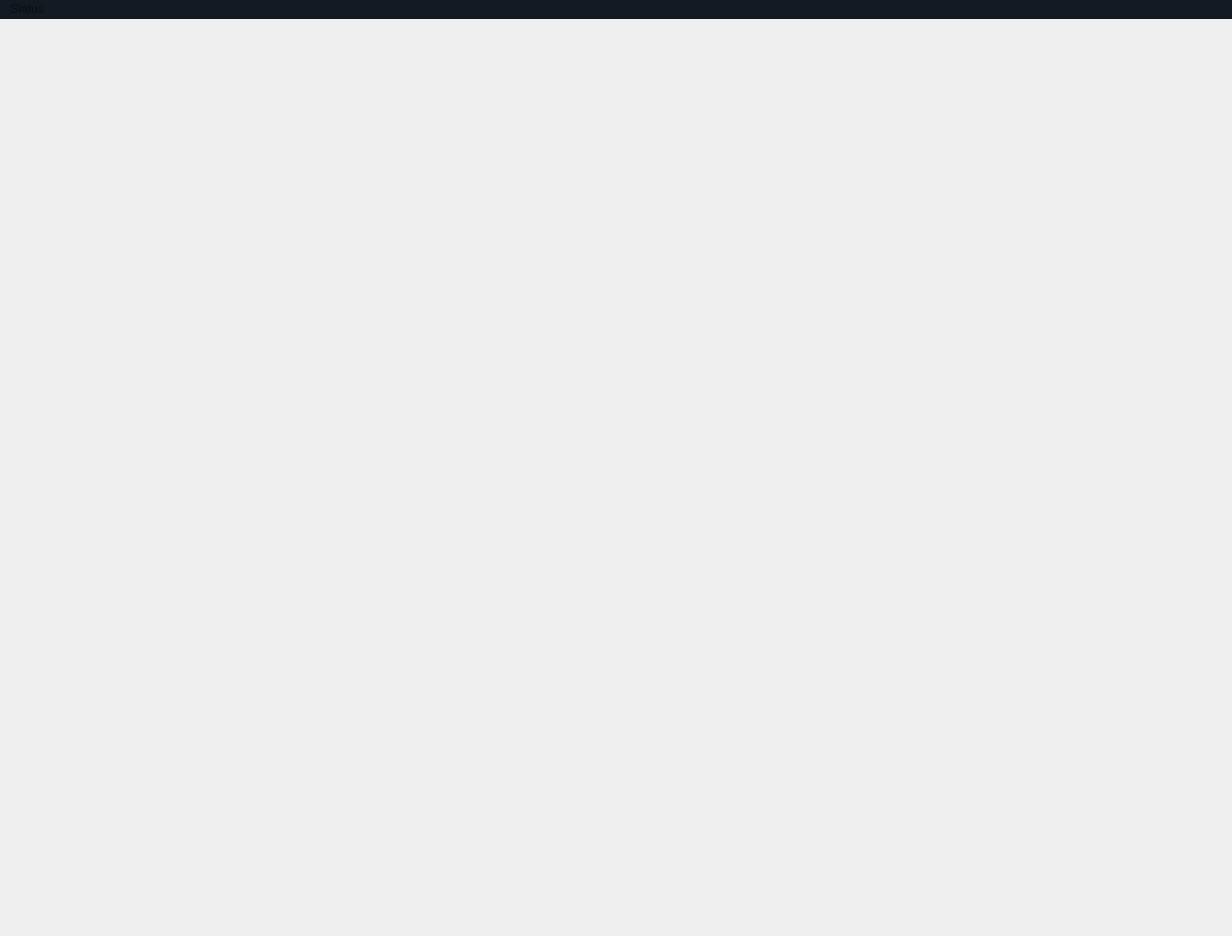
Old version of the form CppFun/KaijuFight/untitled/mainwindow.ui in the repository pdoriadev/CppFun.
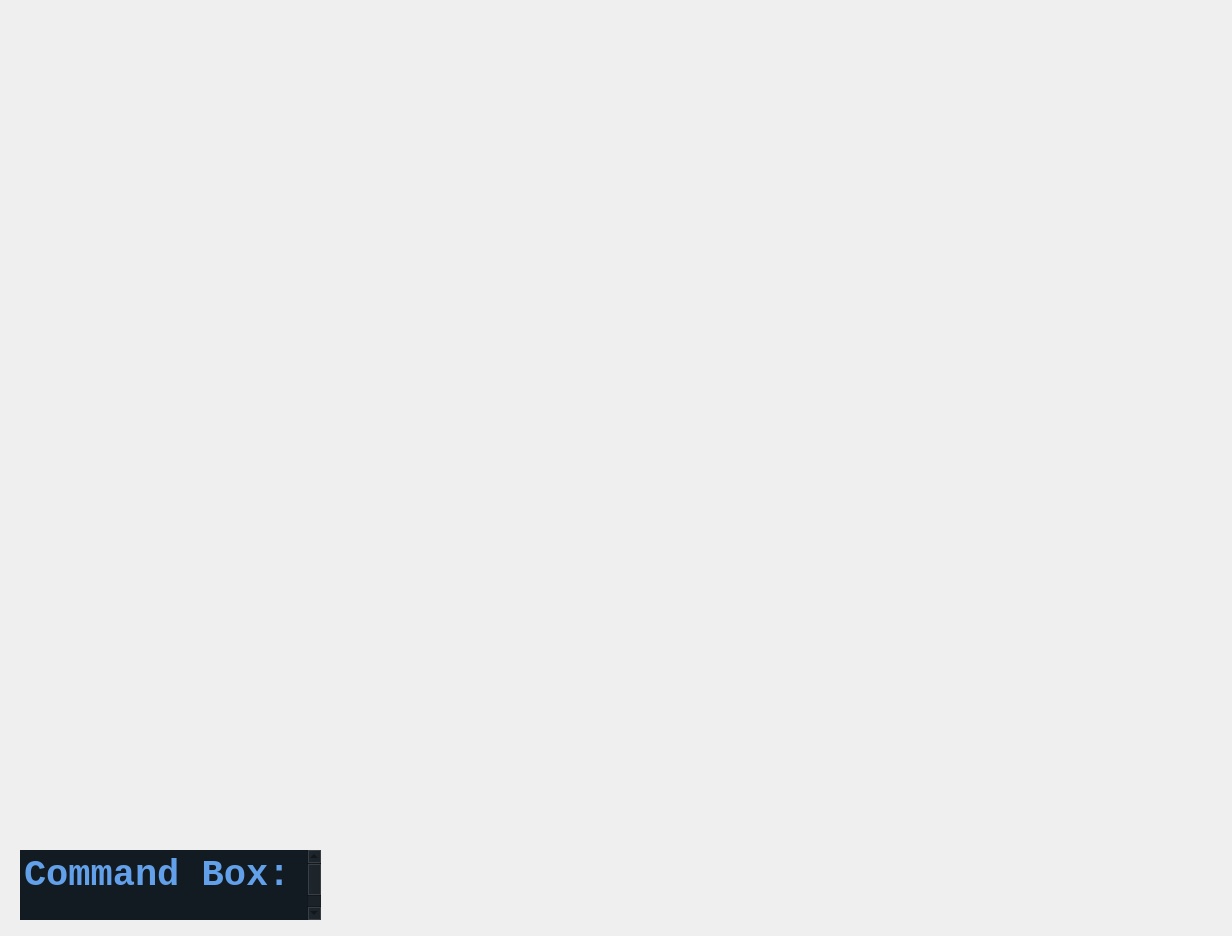
New version of the form.

Commit message: Added command box to UI.

```diff
--- a/CppFun/KaijuFight/untitled/mainwindow.ui
+++ b/CppFun/KaijuFight/untitled/mainwindow.ui
@@ -535,38 +535,46 @@
     </property>
     <layout class="QHBoxLayout" name="horizontalLayout"/>
    </widget>
-  </widget>
-  <widget class="QMenuBar" name="menubar">
-   <property name="enabled">
-    <bool>false</bool>
-   </property>
-   <property name="geometry">
-    <rect>
-     <x>0</x>
-     <y>0</y>
-     <width>1232</width>
-     <height>23</height>
-    </rect>
-   </property>
-   <property name="autoFillBackground">
-    <bool>false</bool>
-   </property>
-   <property name="defaultUp">
-    <bool>false</bool>
-   </property>
-   <property name="nativeMenuBar">
-    <bool>true</bool>
-   </property>
-   <widget class="QMenu" name="Yadelee">
-    <property name="enabled">
+   <widget class="QTextEdit" name="CommandBox">
+    <property name="geometry">
+     <rect>
+      <x>20</x>
+      <y>850</y>
+      <width>301</width>
+      <height>70</height>
+     </rect>
+    </property>
+    <property name="sizePolicy">
+     <sizepolicy hsizetype="Minimum" vsizetype="Minimum">
+      <horstretch>0</horstretch>
+      <verstretch>0</verstretch>
+     </sizepolicy>
+    </property>
+    <property name="font">
+     <font>
+      <family>Courier New</family>
+      <pointsize>30</pointsize>
+      <kerning>true</kerning>
+     </font>
+    </property>
+    <property name="mouseTracking">
      <bool>false</bool>
     </property>
-    <property name="title">
-     <string>Status</string>
+    <property name="frameShape">
+     <enum>QFrame::NoFrame</enum>
     </property>
-    <addaction name="SearchBar"/>
+    <property name="html">
+     <string>&lt;!DOCTYPE HTML PUBLIC &quot;-//W3C//DTD HTML 4.0//EN&quot; &quot;http://www.w3.org/TR/REC-html40/strict.dtd&quot;&gt;
+&lt;html&gt;&lt;head&gt;&lt;meta name=&quot;qrichtext&quot; content=&quot;1&quot; /&gt;&lt;meta charset=&quot;utf-8&quot; /&gt;&lt;style type=&quot;text/css&quot;&gt;
+p, li { white-space: pre-wrap; }
+hr { height: 1px; border-width: 0; }
+li.unchecked::marker { content: &quot;\2610&quot;; }
+li.checked::marker { content: &quot;\2612&quot;; }
+&lt;/style&gt;&lt;/head&gt;&lt;body style=&quot; font-family:'Courier New'; font-size:30pt; font-weight:400; font-style:normal;&quot;&gt;
+&lt;p style=&quot; margin-top:0px; margin-bottom:0px; margin-left:0px; margin-right:0px; -qt-block-indent:0; text-indent:0px;&quot;&gt;&lt;span style=&quot; font-size:28pt; font-weight:700; color:#62a0ea;&quot;&gt;Command Box: &lt;/span&gt;&lt;/p&gt;
+&lt;p style=&quot;-qt-paragraph-type:empty; margin-top:0px; margin-bottom:0px; margin-left:0px; margin-right:0px; -qt-block-indent:0; text-indent:0px; font-family:'Ubuntu'; font-size:28pt; font-weight:700; color:#62a0ea;&quot;&gt;&lt;br /&gt;&lt;/p&gt;&lt;/body&gt;&lt;/html&gt;</string>
+    </property>
    </widget>
-   <addaction name="Yadelee"/>
   </widget>
   <action name="SearchBar">
    <property name="enabled">
```
